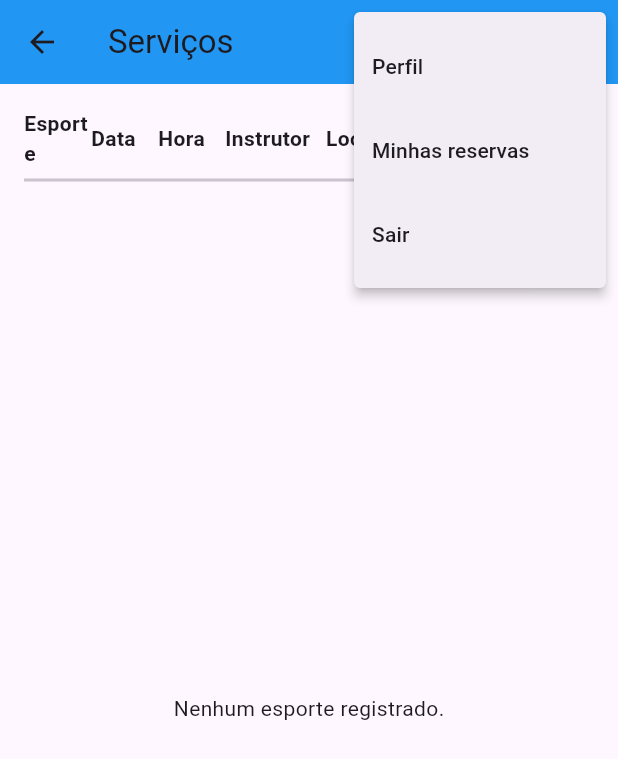
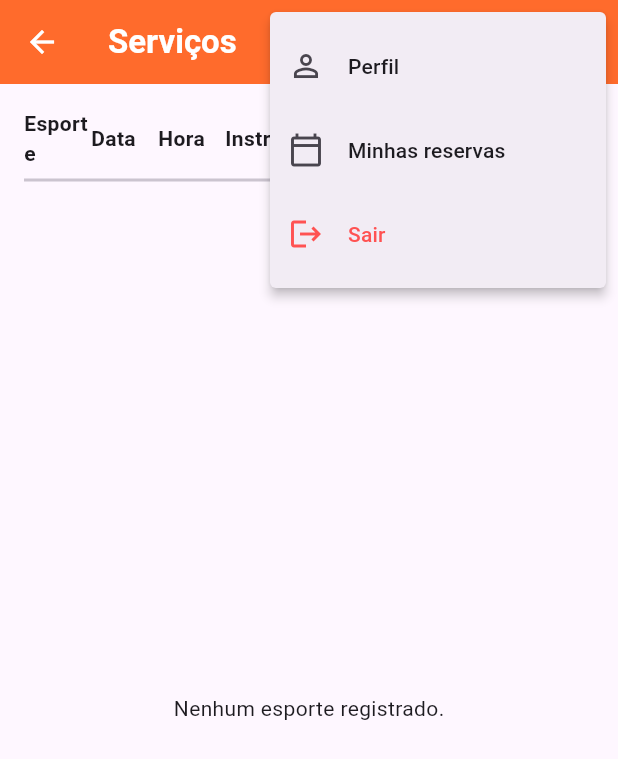
Before and after one commit to Ido7220/Projeto-de-Software, a Flutter app: the TelaServicosHome screen opened by its route, after a tap on the "person" icon, on a phone screen of 412 x 824 dp. Shown: the top 759 px of the screen. Run offline on Flutter 3.47's test engine with Material 3 defaults, Android fonts, the phone set to English and light mode, and no system bars; our stand-ins replace supabase_flutter; accounts and stored records are empty.

Commit message:
tela minhas reservas

```diff
--- a/PROJETO/pure_project/lib/tela_servicos_home.dart
+++ b/PROJETO/pure_project/lib/tela_servicos_home.dart
@@ -17,9 +17,7 @@ class _TelaServicosHomeState extends State<TelaServicosHome> {
   Future<void> _deslogar() async {
     try {
       await Supabase.instance.client.auth.signOut();
-
       if (!mounted) return;
-
       Navigator.pushReplacementNamed(context, '/login');
     } catch (e) {
       if (!mounted) return;
@@ -33,11 +31,11 @@ class _TelaServicosHomeState extends State<TelaServicosHome> {
     try {
       final usuario = Supabase.instance.client.auth.currentUser;
 
-      await Supabase.instance.client.from('minhas reservas').insert({
+      await Supabase.instance.client.from('minhas_reservas').insert({
         'user_id': usuario?.id,
         'esporte': item['esporte'],
         'data': item['data'],
-        'horario': item['horario'] ?? item['hora'],
+        'horario': item['hora'],
         'instrutor': item['instrutor'],
         'local': item['local'],
       });
@@ -45,11 +43,15 @@ class _TelaServicosHomeState extends State<TelaServicosHome> {
       if (!mounted) return;
 
       ScaffoldMessenger.of(context).showSnackBar(
-        const SnackBar(content: Text('Inscrição realizada com sucesso!')),
+        const SnackBar(
+          content: Text('Inscrição realizada com sucesso!'),
+          backgroundColor: Colors.green,
+        ),
       );
+
       Navigator.push(
         context,
-        MaterialPageRoute(builder: (context) => TelaMinhasReservas()),
+        MaterialPageRoute(builder: (context) => const TelaMinhasReservas()),
       );
     } catch (e) {
       if (!mounted) return;
@@ -63,7 +65,12 @@ class _TelaServicosHomeState extends State<TelaServicosHome> {
   Widget build(BuildContext context) {
     return Scaffold(
       appBar: AppBar(
-        title: const Text('Serviços'),
+        title: const Text(
+          'Serviços',
+          style: TextStyle(color: Colors.white, fontWeight: FontWeight.w600),
+        ),
+        backgroundColor: const Color(0xFFFF6B2C),
+        iconTheme: const IconThemeData(color: Colors.white),
         actions: [
           PopupMenuButton<String>(
             onSelected: (value) {
@@ -75,52 +82,62 @@ class _TelaServicosHomeState extends State<TelaServicosHome> {
                   Navigator.push(
                     context,
                     MaterialPageRoute(
-                      builder: (context) => TelaMinhasReservas(),
+                      builder: (context) => const TelaMinhasReservas(),
                     ),
                   );
-
                   break;
                 case 'sair':
                   _deslogar();
                   break;
               }
             },
-            icon: CircleAvatar(
+            icon: const CircleAvatar(
               radius: 16,
-              backgroundColor: Colors.white,
+              backgroundColor: Colors.white24,
               child: Icon(Icons.person, color: Colors.white, size: 20),
             ),
-            itemBuilder: (BuildContext context) => [
+            itemBuilder: (BuildContext context) => const [
               PopupMenuItem<String>(
                 value: 'perfil',
-                child: ListTile(title: Text('Perfil')),
+                child: ListTile(
+                  leading: Icon(Icons.person_outline),
+                  title: Text('Perfil'),
+                ),
               ),
               PopupMenuItem<String>(
                 value: 'reservas',
-                child: ListTile(title: Text('Minhas reservas')),
+                child: ListTile(
+                  leading: Icon(Icons.calendar_today_outlined),
+                  title: Text('Minhas reservas'),
+                ),
               ),
               PopupMenuItem<String>(
                 value: 'sair',
-                child: ListTile(title: Text('Sair')),
+                child: ListTile(
+                  leading: Icon(Icons.logout, color: Colors.redAccent),
+                  title: Text(
+                    'Sair',
+                    style: TextStyle(color: Colors.redAccent),
+                  ),
+                ),
               ),
             ],
           ),
         ],
-        backgroundColor: Colors.blue,
       ),
       body: Padding(
         padding: const EdgeInsets.all(16),
         child: Column(
           children: [
             Row(
-              children: [
-                _titulo(2, 'Esporte'),
-                _titulo(2, 'Data'),
-                _titulo(2, 'Hora'),
-                _titulo(3, 'Instrutor'),
-                _titulo(3, 'Local'),
-                _titulo(2, 'Vagas'),
-                _titulo(3, 'Inscrever-se'),
+              children: const [
+                _Titulo(flex: 2, texto: 'Esporte'),
+                _Titulo(flex: 2, texto: 'Data'),
+                _Titulo(flex: 2, texto: 'Hora'),
+                _Titulo(flex: 3, texto: 'Instrutor'),
+                _Titulo(flex: 3, texto: 'Local'),
+                _Titulo(flex: 2, texto: 'Vagas'),
+                _Titulo(flex: 3, texto: 'Inscrever-se'),
               ],
             ),
             const Divider(thickness: 2),
@@ -131,12 +148,28 @@ class _TelaServicosHomeState extends State<TelaServicosHome> {
                 stream: _registrosStream,
                 builder: (context, snapshot) {
                   if (snapshot.connectionState == ConnectionState.waiting) {
-                    return const Center(child: CircularProgressIndicator());
+                    return const Center(
+                      child: CircularProgressIndicator(
+                        color: Color(0xFFFF6B2C),
+                      ),
+                    );
                   }
 
                   if (snapshot.hasError) {
-                    return const Center(
-                      child: Text('Erro ao carregar os dados.'),
+                    return Center(
+                      child: Column(
+                        mainAxisAlignment: MainAxisAlignment.center,
+                        children: [
+                          const Icon(
+                            Icons.error_outline,
+                            size: 48,
+                            color: Colors.redAccent,
+                          ),
+                          const SizedBox(height: 12),
+
+                          Text('Erro: ${snapshot.error}'),
+                        ],
+                      ),
                     );
                   }
 
@@ -152,25 +185,47 @@ class _TelaServicosHomeState extends State<TelaServicosHome> {
                     itemCount: registros.length,
                     itemBuilder: (context, index) {
                       final item = registros[index];
-
                       return Padding(
                         padding: const EdgeInsets.symmetric(vertical: 8.0),
                         child: Row(
                           children: [
-                            _dado(2, item['esporte']?.toString() ?? '-'),
-                            _dado(2, item['data']?.toString() ?? '-'),
-                            _dado(2, item['hora']?.toString() ?? '-'),
-                            _dado(3, item['instrutor']?.toString() ?? '-'),
-                            _dado(3, item['local']?.toString() ?? '-'),
-                            _dado(2, item['vagas']?.toString() ?? '-'),
+                            _Dado(
+                              flex: 2,
+                              valor: item['esporte']?.toString() ?? '-',
+                            ),
+                            _Dado(
+                              flex: 2,
+                              valor: item['data']?.toString() ?? '-',
+                            ),
+                            _Dado(
+                              flex: 2,
+                              valor: item['hora']?.toString() ?? '-',
+                            ),
+                            _Dado(
+                              flex: 3,
+                              valor: item['instrutor']?.toString() ?? '-',
+                            ),
+                            _Dado(
+                              flex: 3,
+                              valor: item['local']?.toString() ?? '-',
+                            ),
+                            _Dado(
+                              flex: 2,
+                              valor: item['vagas']?.toString() ?? '-',
+                            ),
                             Expanded(
                               flex: 3,
                               child: ElevatedButton(
                                 onPressed: () => _fazerInscricao(item),
                                 style: ElevatedButton.styleFrom(
-                                  padding: EdgeInsets.symmetric(
+                                  backgroundColor: const Color(0xFFFF6B2C),
+                                  foregroundColor: Colors.white,
+                                  padding: const EdgeInsets.symmetric(
                                     horizontal: 3,
                                     vertical: 0,
+                                  ),
+                                  shape: RoundedRectangleBorder(
+                                    borderRadius: BorderRadius.circular(8),
                                   ),
                                 ),
                                 child: const Text(
@@ -194,13 +249,32 @@ class _TelaServicosHomeState extends State<TelaServicosHome> {
   }
 }
 
-Widget _titulo(int tamanho, String titulo) {
-  return Expanded(
-    flex: tamanho,
-    child: Text(titulo, style: TextStyle(fontWeight: FontWeight.bold)),
-  );
+class _Titulo extends StatelessWidget {
+  final int flex;
+  final String texto;
+
+  const _Titulo({required this.flex, required this.texto});
+
+  @override
+  Widget build(BuildContext context) {
+    return Expanded(
+      flex: flex,
+      child: Text(texto, style: const TextStyle(fontWeight: FontWeight.bold)),
+    );
+  }
 }
 
-Widget _dado(int tamanho, String valor) {
-  return Expanded(flex: tamanho, child: Text(valor));
+class _Dado extends StatelessWidget {
+  final int flex;
+  final String valor;
+
+  const _Dado({required this.flex, required this.valor});
+
+  @override
+  Widget build(BuildContext context) {
+    return Expanded(
+      flex: flex,
+      child: Text(valor, style: const TextStyle(fontSize: 13)),
+    );
+  }
 }
```
Also changed, not shown: PROJETO/pure_project/lib/minhas_reservas.dart (+101 -3 lines), 1 other file.
